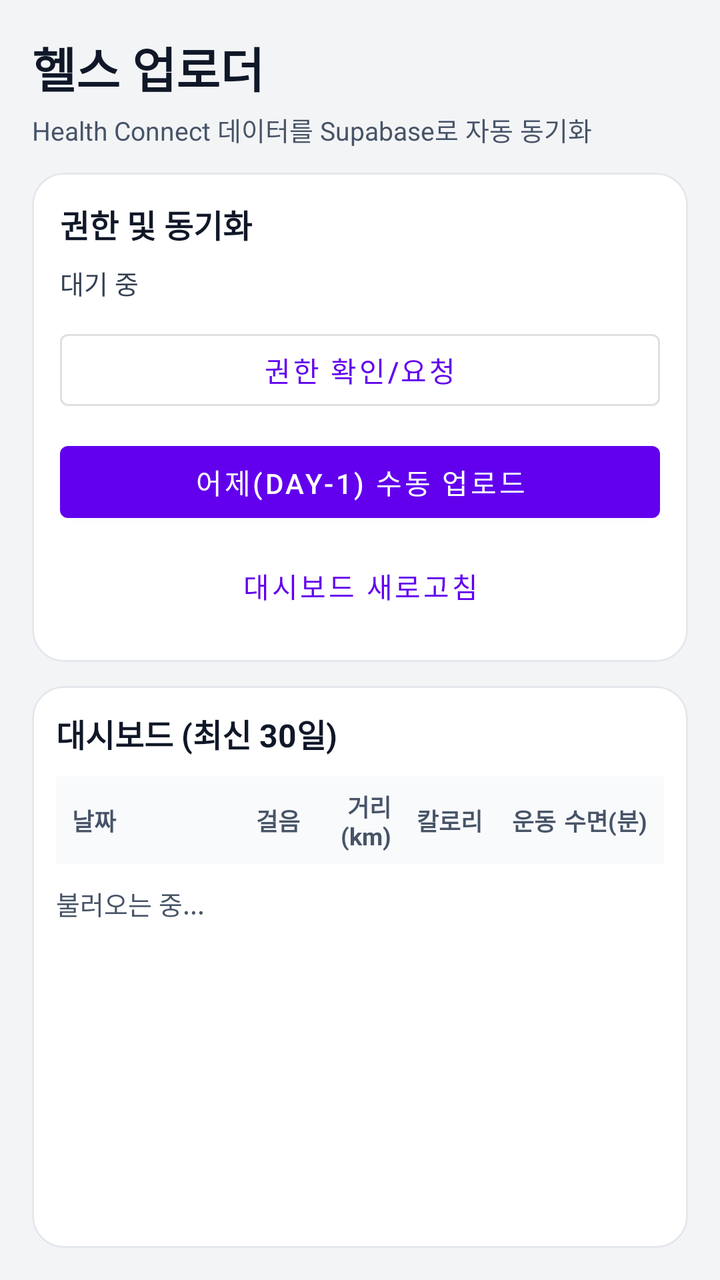
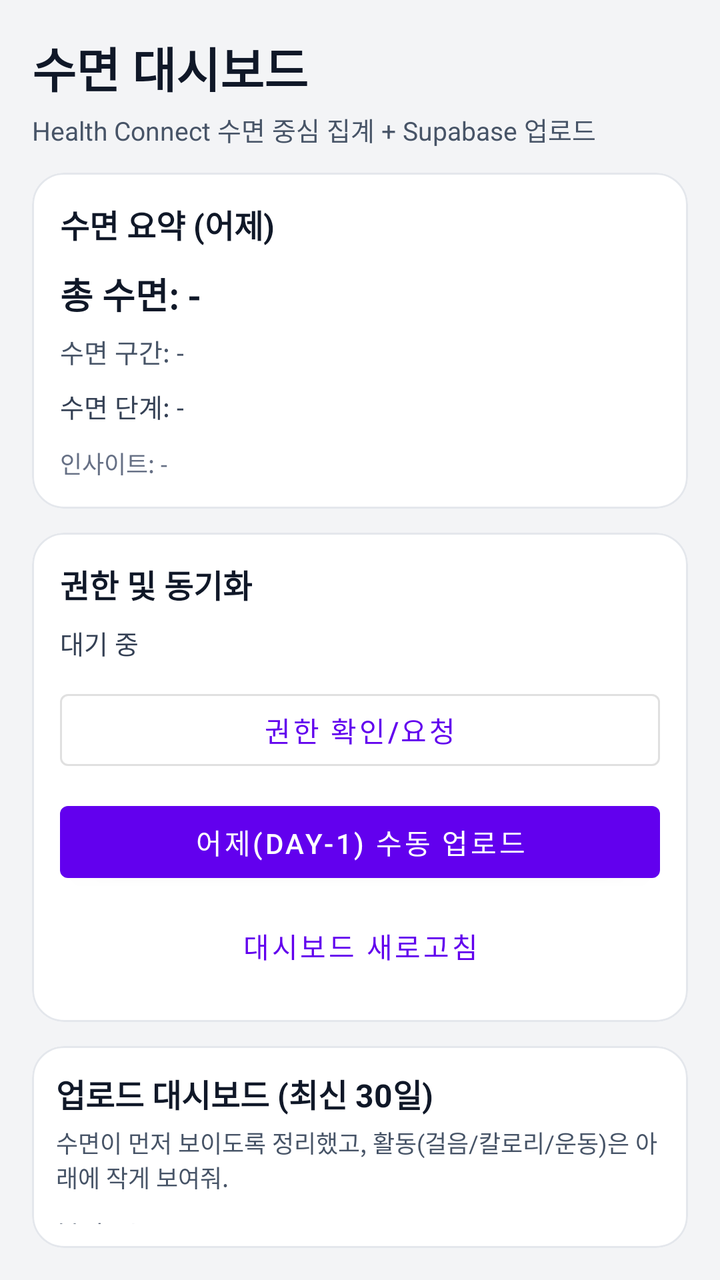

The first picture is an Android layout as it rendered before a commit; the second is the same layout after the commit. The layout source and the unified diff follow.
<!-- AndroidManifest.xml: application theme Theme.OpenclawHealthUploader -->
<!-- res/layout/activity_main.xml -->
<?xml version="1.0" encoding="utf-8"?>
<LinearLayout xmlns:android="http://schemas.android.com/apk/res/android"
  xmlns:app="http://schemas.android.com/apk/res-auto"
  android:layout_width="match_parent"
  android:layout_height="match_parent"
  android:background="#F3F4F6"
  android:orientation="vertical"
  android:padding="16dp">

  <TextView
    android:id="@+id/tvTitle"
    android:layout_width="match_parent"
    android:layout_height="wrap_content"
    android:text="헬스 업로더"
    android:textColor="#101828"
    android:textSize="24sp"
    android:textStyle="bold" />

  <TextView
    android:id="@+id/tvSubtitle"
    android:layout_width="match_parent"
    android:layout_height="wrap_content"
    android:layout_marginTop="4dp"
    android:text="Health Connect 데이터를 Supabase로 자동 동기화"
    android:textColor="#475467"
    android:textSize="13sp" />

  <com.google.android.material.card.MaterialCardView
    android:layout_width="match_parent"
    android:layout_height="wrap_content"
    android:layout_marginTop="12dp"
    app:cardBackgroundColor="#FFFFFF"
    app:cardCornerRadius="16dp"
    app:cardElevation="0dp"
    app:strokeColor="#E4E7EC"
    app:strokeWidth="1dp">

    <LinearLayout
      android:layout_width="match_parent"
      android:layout_height="wrap_content"
      android:orientation="vertical"
      android:padding="14dp">

      <TextView
        android:layout_width="match_parent"
        android:layout_height="wrap_content"
        android:text="권한 및 동기화"
        android:textColor="#101828"
        android:textSize="16sp"
        android:textStyle="bold" />

      <TextView
        android:id="@+id/tvStatus"
        android:layout_width="match_parent"
        android:layout_height="wrap_content"
        android:layout_marginTop="8dp"
        android:text="대기 중"
        android:textColor="#344054"
        android:textSize="13sp" />

      <com.google.android.material.button.MaterialButton
        android:id="@+id/btnGrant"
        style="@style/Widget.MaterialComponents.Button.OutlinedButton"
        android:layout_width="match_parent"
        android:layout_height="wrap_content"
        android:layout_marginTop="10dp"
        android:text="권한 확인/요청" />

      <com.google.android.material.button.MaterialButton
        android:id="@+id/btnUpload"
        style="@style/Widget.MaterialComponents.Button"
        android:layout_width="match_parent"
        android:layout_height="wrap_content"
        android:layout_marginTop="8dp"
        android:text="어제(day-1) 수동 업로드" />

      <com.google.android.material.button.MaterialButton
        android:id="@+id/btnRefreshDashboard"
        style="@style/Widget.MaterialComponents.Button.TextButton"
        android:layout_width="match_parent"
        android:layout_height="wrap_content"
        android:layout_marginTop="4dp"
        android:text="대시보드 새로고침" />
    </LinearLayout>
  </com.google.android.material.card.MaterialCardView>

  <com.google.android.material.card.MaterialCardView
    android:layout_width="match_parent"
    android:layout_height="0dp"
    android:layout_marginTop="12dp"
    android:layout_weight="1"
    app:cardBackgroundColor="#FFFFFF"
    app:cardCornerRadius="16dp"
    app:cardElevation="0dp"
    app:strokeColor="#E4E7EC"
    app:strokeWidth="1dp">

    <LinearLayout
      android:layout_width="match_parent"
      android:layout_height="match_parent"
      android:orientation="vertical"
      android:padding="12dp">

      <TextView
        android:layout_width="match_parent"
        android:layout_height="wrap_content"
        android:text="대시보드 (최신 30일)"
        android:textColor="#101828"
        android:textSize="16sp"
        android:textStyle="bold" />

      <LinearLayout
        android:layout_width="match_parent"
        android:layout_height="wrap_content"
        android:layout_marginTop="10dp"
        android:background="#F8FAFC"
        android:gravity="center_vertical"
        android:orientation="horizontal"
        android:paddingHorizontal="8dp"
        android:paddingVertical="6dp">

        <TextView
          android:layout_width="0dp"
          android:layout_height="wrap_content"
          android:layout_weight="1.5"
          android:text="날짜"
          android:textColor="#475467"
          android:textSize="12sp"
          android:textStyle="bold" />

        <TextView
          android:layout_width="0dp"
          android:layout_height="wrap_content"
          android:layout_weight="1"
          android:gravity="end"
          android:text="걸음"
          android:textColor="#475467"
          android:textSize="12sp"
          android:textStyle="bold" />

        <TextView
          android:layout_width="0dp"
          android:layout_height="wrap_content"
          android:layout_weight="1"
          android:gravity="end"
          android:text="거리(km)"
          android:textColor="#475467"
          android:textSize="12sp"
          android:textStyle="bold" />

        <TextView
          android:layout_width="0dp"
          android:layout_height="wrap_content"
          android:layout_weight="1"
          android:gravity="end"
          android:text="칼로리"
          android:textColor="#475467"
          android:textSize="12sp"
          android:textStyle="bold" />

        <TextView
          android:layout_width="0dp"
          android:layout_height="wrap_content"
          android:layout_weight="0.8"
          android:gravity="end"
          android:text="운동"
          android:textColor="#475467"
          android:textSize="12sp"
          android:textStyle="bold" />

        <TextView
          android:layout_width="0dp"
          android:layout_height="wrap_content"
          android:layout_weight="1"
          android:gravity="end"
          android:text="수면(분)"
          android:textColor="#475467"
          android:textSize="12sp"
          android:textStyle="bold" />
      </LinearLayout>

      <TextView
        android:id="@+id/tvDashboardState"
        android:layout_width="match_parent"
        android:layout_height="wrap_content"
        android:layout_marginTop="10dp"
        android:text="불러오는 중..."
        android:textColor="#475467"
        android:textSize="13sp" />

      <androidx.recyclerview.widget.RecyclerView
        android:id="@+id/rvHealthDaily"
        android:layout_width="match_parent"
        android:layout_height="0dp"
        android:layout_marginTop="8dp"
        android:layout_weight="1" />
    </LinearLayout>
  </com.google.android.material.card.MaterialCardView>

</LinearLayout>
<!-- resources referenced by this layout -->
<resources>
  <style name="Theme.OpenclawHealthUploader" parent="Theme.MaterialComponents.DayNight.NoActionBar">
      <item name="android:statusBarColor">@android:color/black</item>
    </style>
</resources>

<!-- the commit's change to res/layout/activity_main.xml (unified diff, before → after) -->
@@ -11,7 +11,7 @@
     android:id="@+id/tvTitle"
     android:layout_width="match_parent"
     android:layout_height="wrap_content"
-    android:text="헬스 업로더"
+    android:text="수면 대시보드"
     android:textColor="#101828"
     android:textSize="24sp"
     android:textStyle="bold" />
@@ -21,9 +21,73 @@
     android:layout_width="match_parent"
     android:layout_height="wrap_content"
     android:layout_marginTop="4dp"
-    android:text="Health Connect 데이터를 Supabase로 자동 동기화"
+    android:text="Health Connect 수면 중심 집계 + Supabase 업로드"
     android:textColor="#475467"
     android:textSize="13sp" />
+
+  <com.google.android.material.card.MaterialCardView
+    android:id="@+id/cardSleepSummary"
+    android:layout_width="match_parent"
+    android:layout_height="wrap_content"
+    android:layout_marginTop="12dp"
+    app:cardBackgroundColor="#FFFFFF"
+    app:cardCornerRadius="16dp"
+    app:cardElevation="0dp"
+    app:strokeColor="#E4E7EC"
+    app:strokeWidth="1dp">
+
+    <LinearLayout
+      android:layout_width="match_parent"
+      android:layout_height="wrap_content"
+      android:orientation="vertical"
+      android:padding="14dp">
+
+      <TextView
+        android:layout_width="match_parent"
+        android:layout_height="wrap_content"
+        android:text="수면 요약 (어제)"
+        android:textColor="#101828"
+        android:textSize="16sp"
+        android:textStyle="bold" />
+
+      <TextView
+        android:id="@+id/tvSleepSummaryTotal"
+        android:layout_width="match_parent"
+        android:layout_height="wrap_content"
+        android:layout_marginTop="10dp"
+        android:text="총 수면: -"
+        android:textColor="#101828"
+        android:textSize="18sp"
+        android:textStyle="bold" />
+
+      <TextView
+        android:id="@+id/tvSleepSummaryWindow"
+        android:layout_width="match_parent"
+        android:layout_height="wrap_content"
+        android:layout_marginTop="6dp"
+        android:text="수면 구간: -"
+        android:textColor="#475467"
+        android:textSize="13sp" />
+
+      <TextView
+        android:id="@+id/tvSleepSummaryStages"
+        android:layout_width="match_parent"
+        android:layout_height="wrap_content"
+        android:layout_marginTop="8dp"
+        android:text="수면 단계: -"
+        android:textColor="#344054"
+        android:textSize="13sp" />
+
+      <TextView
+        android:id="@+id/tvSleepSummaryInsight"
+        android:layout_width="match_parent"
+        android:layout_height="wrap_content"
+        android:layout_marginTop="10dp"
+        android:text="인사이트: -"
+        android:textColor="#667085"
+        android:textSize="12sp" />
+    </LinearLayout>
+  </com.google.android.material.card.MaterialCardView>
 
   <com.google.android.material.card.MaterialCardView
     android:layout_width="match_parent"
@@ -104,80 +168,18 @@
       <TextView
         android:layout_width="match_parent"
         android:layout_height="wrap_content"
-        android:text="대시보드 (최신 30일)"
+        android:text="업로드 대시보드 (최신 30일)"
         android:textColor="#101828"
         android:textSize="16sp"
         android:textStyle="bold" />
 
-      <LinearLayout
-        android:layout_width="match_parent"
-        android:layout_height="wrap_content"
-        android:layout_marginTop="10dp"
-        android:background="#F8FAFC"
-        android:gravity="center_vertical"
-        android:orientation="horizontal"
-        android:paddingHorizontal="8dp"
-        android:paddingVertical="6dp">
-
-        <TextView
-          android:layout_width="0dp"
-          android:layout_height="wrap_content"
-          android:layout_weight="1.5"
-          android:text="날짜"
-          android:textColor="#475467"
-          android:textSize="12sp"
-          android:textStyle="bold" />
-
-        <TextView
-          android:layout_width="0dp"
-          android:layout_height="wrap_content"
-          android:layout_weight="1"
-          android:gravity="end"
-          android:text="걸음"
-          android:textColor="#475467"
-          android:textSize="12sp"
-          android:textStyle="bold" />
-
-        <TextView
-          android:layout_width="0dp"
-          android:layout_height="wrap_content"
-          android:layout_weight="1"
-          android:gravity="end"
-          android:text="거리(km)"
-          android:textColor="#475467"
-          android:textSize="12sp"
-          android:textStyle="bold" />
-
-        <TextView
-          android:layout_width="0dp"
-          android:layout_height="wrap_content"
-          android:layout_weight="1"
-          android:gravity="end"
-          android:text="칼로리"
-          android:textColor="#475467"
-          android:textSize="12sp"
-          android:textStyle="bold" />
-
-        <TextView
-          android:layout_width="0dp"
-          android:layout_height="wrap_content"
-          android:layout_weight="0.8"
-          android:gravity="end"
-          android:text="운동"
-          android:textColor="#475467"
-          android:textSize="12sp"
-          android:textStyle="bold" />
-
-        <TextView
-          android:layout_width="0dp"
-          android:layout_height="wrap_content"
-          android:layout_weight="1"
-          android:gravity="end"
-          android:text="수면(분)"
-          android:textColor="#475467"
-          android:textSize="12sp"
-          android:textStyle="bold" />
-      </LinearLayout>
+      <TextView
+        android:layout_width="match_parent"
+        android:layout_height="wrap_content"
+        android:layout_marginTop="4dp"
+        android:text="수면이 먼저 보이도록 정리했고, 활동(걸음/칼로리/운동)은 아래에 작게 보여줘."
+        android:textColor="#475467"
+        android:textSize="12sp" />
 
       <TextView
         android:id="@+id/tvDashboardState"
